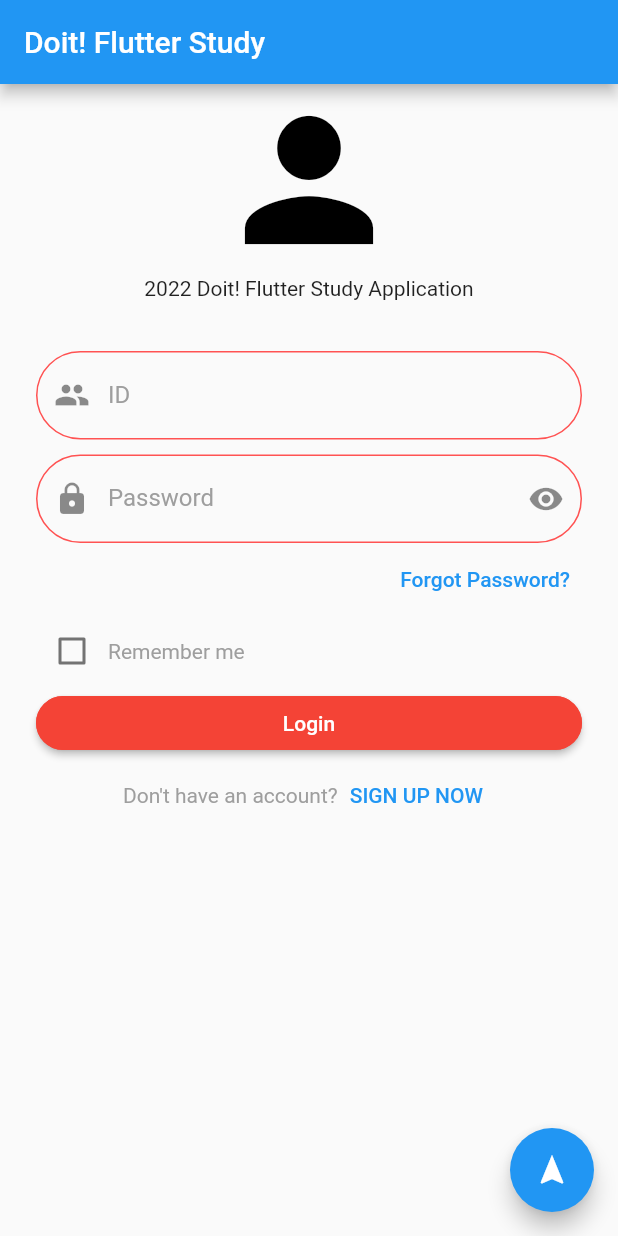
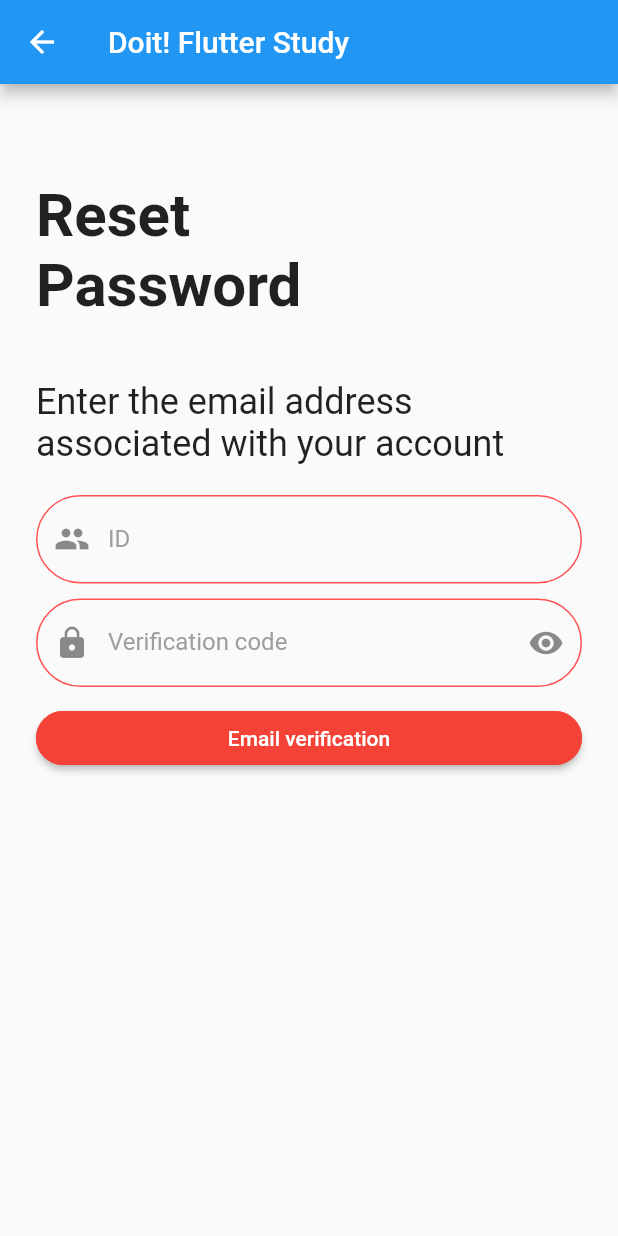
Before and after one commit to Do-iT-Flutter-Study/Examples, a Flutter app: the screen it shows after launch, after a tap on "Forgot Password?", on a phone screen of 412 x 824 dp. Run offline on Flutter 3.47's test engine with Material 2 defaults, Android fonts, the phone set to English and light mode, and no system bars; our stand-ins replace flutter_signin_button.

Commit message:
Add forgot password screen

```diff
--- /dev/null
+++ b/lib/Screen/forgotPasswordScreen.dart
@@ -0,0 +1,265 @@
+import 'package:flutter/material.dart';
+
+class ForgotPasswordScreen extends StatefulWidget {
+  const ForgotPasswordScreen({Key? key, required this.title}) : super(key: key);
+
+  final String title;
+
+  @override
+  State<ForgotPasswordScreen> createState() => _ForgotPasswordScreenState();
+}
+
+class _ForgotPasswordScreenState extends State<ForgotPasswordScreen> {
+  bool _isObscure = true;
+  bool _isChecked = false;
+
+  void _show() {
+    setState(() {
+      _isChecked = true;
+    });
+  }
+
+  void _hide() {
+    setState(() {
+      _isChecked = false;
+    });
+  }
+
+  @override
+  Widget build(BuildContext context) {
+    return DefaultTabController(
+        length: 4,
+        child: Scaffold(
+          appBar: AppBar(
+            title: Text(widget.title),
+          ),
+          body: SingleChildScrollView(
+            scrollDirection: Axis.vertical,
+            child: Column(
+              children: <Widget>[
+                Padding(
+                  padding: EdgeInsets.all(24),
+                  child: Column(
+                    mainAxisAlignment: MainAxisAlignment.center,
+                    children: <Widget>[
+                      SizedBox(
+                        height: 40,
+                      ),
+                      Container(
+                        alignment: Alignment.topLeft,
+                        child: Text("Reset\nPassword",
+                            style: TextStyle(fontWeight: FontWeight.bold, fontSize: 40),),
+                      ),
+                      SizedBox(
+                        height: 40,
+                      ),
+                      Container(
+                        alignment: Alignment.topLeft,
+                        child: Text("Enter the email address\nassociated with your account",
+                          style: TextStyle(fontSize: 24),),
+                      ),
+                      SizedBox(
+                        height: 20,
+                      ),
+                      Visibility(
+                          visible: !_isChecked,
+                          child: Column(
+                            children: [
+                              TextField(
+                                decoration: InputDecoration(
+                                  prefixIcon: Icon(Icons.people),
+                                  labelText: 'ID',
+                                  hintText: "Enter your ID",
+                                  labelStyle: TextStyle(color: Colors.grey),
+                                  focusedBorder: OutlineInputBorder(
+                                    borderRadius:
+                                    BorderRadius.all(Radius.circular(32.0)),
+                                    borderSide:
+                                    BorderSide(width: 1, color: Colors.redAccent),
+                                  ),
+                                  enabledBorder: OutlineInputBorder(
+                                    borderRadius:
+                                    BorderRadius.all(Radius.circular(32.0)),
+                                    borderSide:
+                                    BorderSide(width: 1, color: Colors.redAccent),
+                                  ),
+                                  border: OutlineInputBorder(
+                                    borderRadius:
+                                    BorderRadius.all(Radius.circular(32.0)),
+                                  ),
+                                ),
+                                keyboardType: TextInputType.emailAddress,
+                              ),
+                              SizedBox(
+                                height: 10,
+                              ),
+                              TextField(
+                                obscureText: _isObscure,
+                                decoration: InputDecoration(
+                                  prefixIcon: Icon(Icons.lock),
+                                  suffixIcon: IconButton(
+                                      icon: Icon(_isObscure
+                                          ? Icons.visibility
+                                          : Icons.visibility_off),
+                                      onPressed: () {
+                                        setState(() {
+                                          _isObscure = !_isObscure;
+                                        });
+                                      }),
+                                  labelText: 'Verification code',
+                                  hintText: "Enter your verification code",
+                                  labelStyle: TextStyle(color: Colors.grey),
+                                  focusedBorder: OutlineInputBorder(
+                                    borderRadius:
+                                        BorderRadius.all(Radius.circular(32.0)),
+                                    borderSide: BorderSide(
+                                        width: 1, color: Colors.redAccent),
+                                  ),
+                                  enabledBorder: OutlineInputBorder(
+                                    borderRadius:
+                                        BorderRadius.all(Radius.circular(32.0)),
+                                    borderSide: BorderSide(
+                                        width: 1, color: Colors.redAccent),
+                                  ),
+                                  border: OutlineInputBorder(
+                                    borderRadius:
+                                        BorderRadius.all(Radius.circular(32.0)),
+                                  ),
+                                ),
+                                keyboardType: TextInputType.emailAddress,
+                              ),
+                              SizedBox(
+                                height: 10,
+                              ),
+                              SizedBox(
+                                  width: double.infinity,
+                                  child: ElevatedButton(
+                                    onPressed: () {
+                                      _isChecked ? _hide() : _show();
+                                    },
+                                    style: ButtonStyle(
+                                        backgroundColor:
+                                        MaterialStateProperty.all(Colors.red),
+                                        foregroundColor:
+                                        MaterialStateProperty.all(Colors.white),
+                                        shape: MaterialStateProperty.all<
+                                            RoundedRectangleBorder>(
+                                            RoundedRectangleBorder(
+                                                borderRadius: BorderRadius.all(
+                                                    Radius.circular(32.0)),
+                                                side: BorderSide(color: Colors.red)))),
+                                    child: Text("Email verification"),
+                                  )),
+                            ],
+                          )),
+                      Visibility(
+                          visible: _isChecked,
+                          child: Column(
+                            children: [
+                              TextField(
+                                obscureText: _isObscure,
+                                decoration: InputDecoration(
+                                  prefixIcon: Icon(Icons.lock),
+                                  suffixIcon: IconButton(
+                                      icon: Icon(_isObscure
+                                          ? Icons.visibility
+                                          : Icons.visibility_off),
+                                      onPressed: () {
+                                        setState(() {
+                                          _isObscure = !_isObscure;
+                                        });
+                                      }),
+                                  labelText: 'New password',
+                                  hintText: "Enter your new password",
+                                  labelStyle: TextStyle(color: Colors.grey),
+                                  focusedBorder: OutlineInputBorder(
+                                    borderRadius:
+                                        BorderRadius.all(Radius.circular(32.0)),
+                                    borderSide: BorderSide(
+                                        width: 1, color: Colors.redAccent),
+                                  ),
+                                  enabledBorder: OutlineInputBorder(
+                                    borderRadius:
+                                        BorderRadius.all(Radius.circular(32.0)),
+                                    borderSide: BorderSide(
+                                        width: 1, color: Colors.redAccent),
+                                  ),
+                                  border: OutlineInputBorder(
+                                    borderRadius:
+                                        BorderRadius.all(Radius.circular(32.0)),
+                                  ),
+                                ),
+                                keyboardType: TextInputType.emailAddress,
+                              ),
+                              SizedBox(
+                                height: 10,
+                              ),
+                              TextField(
+                                obscureText: _isObscure,
+                                decoration: InputDecoration(
+                                  prefixIcon: Icon(Icons.lock),
+                                  suffixIcon: IconButton(
+                                      icon: Icon(_isObscure
+                                          ? Icons.visibility
+                                          : Icons.visibility_off),
+                                      onPressed: () {
+                                        setState(() {
+                                          _isObscure = !_isObscure;
+                                        });
+                                      }),
+                                  labelText: 'Confirm password',
+                                  hintText: "Enter your password",
+                                  labelStyle: TextStyle(color: Colors.grey),
+                                  focusedBorder: OutlineInputBorder(
+                                    borderRadius:
+                                        BorderRadius.all(Radius.circular(32.0)),
+                                    borderSide: BorderSide(
+                                        width: 1, color: Colors.redAccent),
+                                  ),
+                                  enabledBorder: OutlineInputBorder(
+                                    borderRadius:
+                                        BorderRadius.all(Radius.circular(32.0)),
+                                    borderSide: BorderSide(
+                                        width: 1, color: Colors.redAccent),
+                                  ),
+                                  border: OutlineInputBorder(
+                                    borderRadius:
+                                        BorderRadius.all(Radius.circular(32.0)),
+                                  ),
+                                ),
+                                keyboardType: TextInputType.emailAddress,
+                              ),
+                              SizedBox(
+                                height: 10,
+                              ),
+                              SizedBox(
+                                  width: double.infinity,
+                                  child: ElevatedButton(
+                                    onPressed: () {
+                                      Navigator.pop(context);
+                                    },
+                                    style: ButtonStyle(
+                                        backgroundColor:
+                                        MaterialStateProperty.all(Colors.red),
+                                        foregroundColor:
+                                        MaterialStateProperty.all(Colors.white),
+                                        shape: MaterialStateProperty.all<
+                                            RoundedRectangleBorder>(
+                                            RoundedRectangleBorder(
+                                                borderRadius: BorderRadius.all(
+                                                    Radius.circular(32.0)),
+                                                side: BorderSide(color: Colors.red)))),
+                                    child: Text("Reset password"),
+                                  )),
+                            ],
+                          )),
+
+                    ],
+                  ),
+                ),
+              ],
+            ),
+          ),
+        ));
+  }
+}
--- a/lib/Screen/loginScreen.dart
+++ b/lib/Screen/loginScreen.dart
@@ -3,6 +3,7 @@ import 'package:flutter_signin_button/flutter_signin_button.dart';
 
 import './homeScreen.dart';
 import './signUpScreen.dart';
+import './forgotPasswordScreen.dart';
 
 void main() {
   runApp(const MyApp());
@@ -119,7 +120,14 @@ class _MyHomePageState extends State<MyHomePage> {
                       mainAxisAlignment: MainAxisAlignment.end,
                       children: <Widget>[
                         TextButton(
-                          onPressed: () {},
+                          onPressed: () {
+                            Navigator.push(
+                              context,
+                              MaterialPageRoute(
+                                  builder: (context) =>
+                                      ForgotPasswordScreen(title: widget.title)),
+                            );
+                          },
                           child: Text("Forgot Password?"),
                         )
                       ]),
@@ -142,7 +150,13 @@ class _MyHomePageState extends State<MyHomePage> {
                   SizedBox(
                       width: double.infinity,
                       child: ElevatedButton(
-                        onPressed: () {},
+                        onPressed: () {
+                          Navigator.push(
+                            context,
+                            MaterialPageRoute(
+                                builder: (context) => HomeScreen(title: widget.title)),
+                          );
+                        },
                         style: ButtonStyle(
                             backgroundColor:
                                 MaterialStateProperty.all(Colors.red),
```
